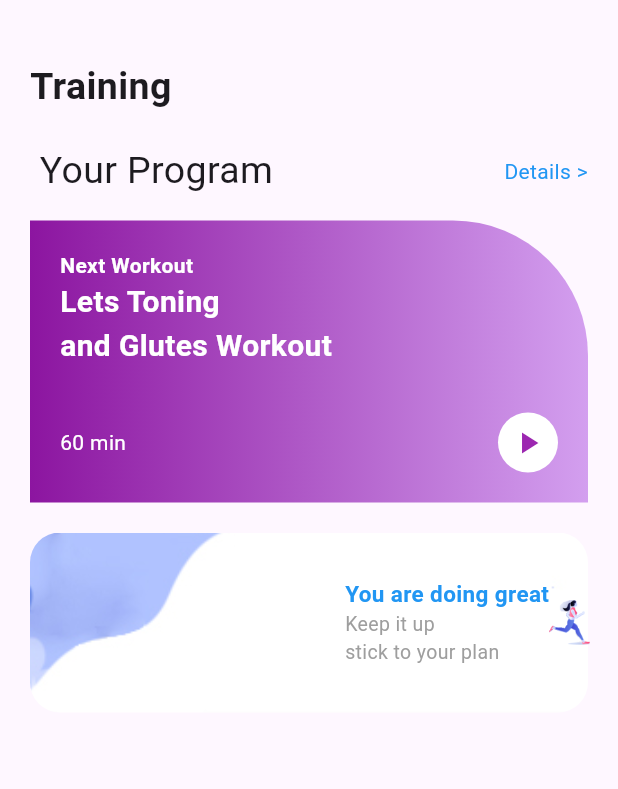
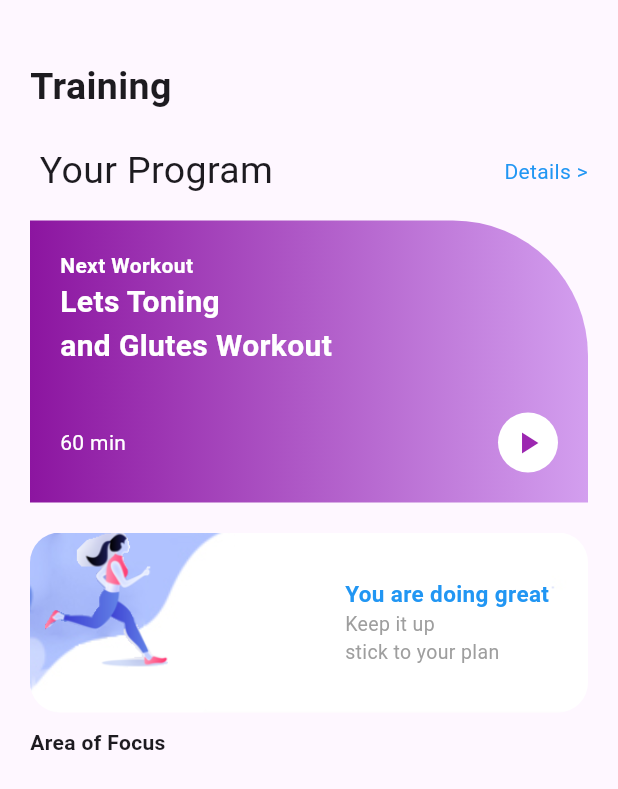
Before and after one commit to BungaDOR/mobile_programming2025, a Flutter app: the screen it shows after launch, on a phone screen of 412 x 824 dp. Shown: the top 789 px of the screen. Run offline on Flutter 3.47's test engine with Material 3 defaults, Android fonts, the phone set to English and light mode, and no system bars.

Commit message:
area of focus

```diff
--- a/lib/tugas/quiz_1.dart
+++ b/lib/tugas/quiz_1.dart
@@ -102,11 +102,19 @@ class quiz_1 extends StatelessWidget {
                                     style: TextStyle(fontSize: 13, color: Colors.grey),),
                                   ],
                                 ),
-                                Positioned(top: 0, left: 0,
-                                child: Image.asset("gambar/figure1.png", height: 30,),)
                               ],
                             ),
                       ),
+                      Positioned(left: 10, top: 0,
+                        child: Image.asset("gambar/figure1.png", height: 90,),),
+                  ],
+                ),
+                SizedBox(height: 10,),
+                Text("Area of Focus",
+                style: TextStyle(fontWeight: FontWeight.bold),),
+                Row(
+                  children: [
+                    Container()
                   ],
                 )
               ],
```
